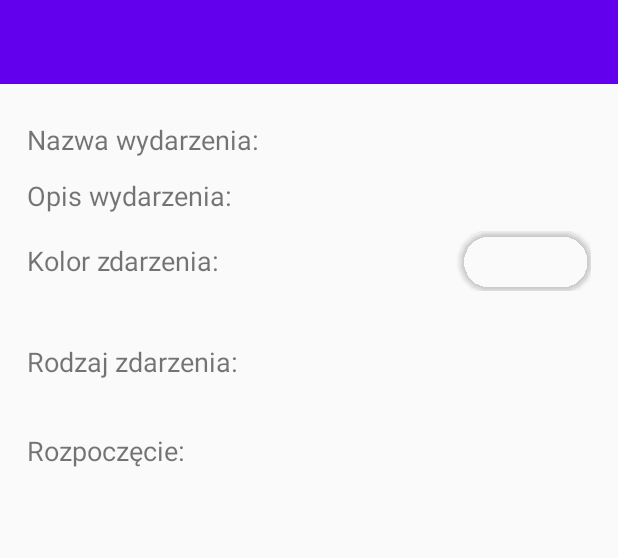
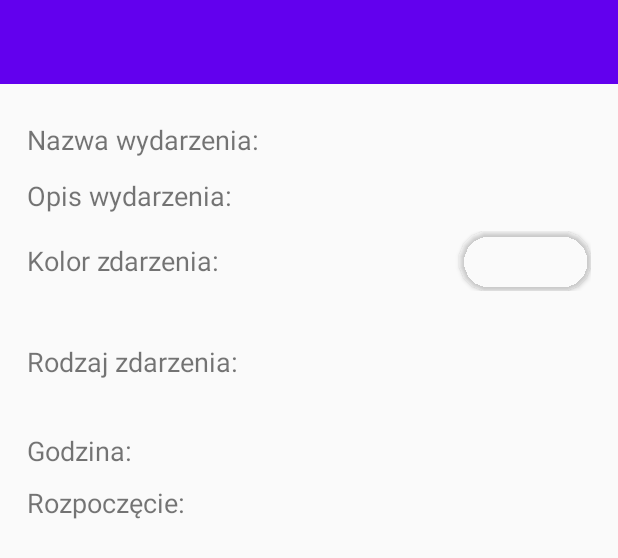
Before and after one commit to krzysztofrutana/Przypominajka, an Android app: the layout activity_event_details.xml on its own in the app's theme, with its tools: preview values and no code run, on a phone screen of 412 x 824 dp. Shown: the top 558 px of the screen. Run offline under Robolectric (Android 15) with nearby library versions, the phone set to English and light mode, and no system bars.

Commit message:
Add information about event time in layout and in event class.

```diff
--- a/app/src/main/res/layout/activity_event_details.xml
+++ b/app/src/main/res/layout/activity_event_details.xml
@@ -182,6 +182,35 @@
 
             </LinearLayout>
 
+            <LinearLayout
+                android:layout_width="match_parent"
+                android:layout_height="wrap_content"
+                android:orientation="horizontal"
+                android:layout_marginTop="10dp">
+
+                <TextView
+                    android:layout_width="wrap_content"
+                    android:layout_height="wrap_content"
+                    android:layout_gravity="center_vertical|center_horizontal"
+                    android:text="@string/time_word"
+                    android:textSize="18sp" />
+
+                <androidx.constraintlayout.widget.ConstraintLayout
+                    android:layout_width="match_parent"
+                    android:layout_height="wrap_content">
+
+                    <TextView
+                        android:id="@+id/textViewEventTime"
+                        android:layout_width="wrap_content"
+                        android:layout_height="wrap_content"
+                        android:layout_weight="1"
+                        android:textSize="18sp"
+                        app:layout_constraintEnd_toEndOf="parent"
+                        android:gravity="end"
+                        tools:ignore="MissingConstraints" />
+                </androidx.constraintlayout.widget.ConstraintLayout>
+
+            </LinearLayout>
 
             <LinearLayout
                 android:layout_width="match_parent"
@@ -207,10 +236,12 @@
                         android:layout_weight="1"
                         android:textSize="18sp"
                         app:layout_constraintEnd_toEndOf="parent"
-                        android:gravity="end" />
+                        android:gravity="end"
+                        tools:ignore="MissingConstraints" />
                 </androidx.constraintlayout.widget.ConstraintLayout>
 
             </LinearLayout>
+
         </LinearLayout>
 
     </LinearLayout>
```
Also changed, not shown: app/src/main/java/com/example/przypominajka/activities/EventDetailsActivity.java (+32 -16 lines), app/src/main/java/com/example/przypominajka/models/Event.java (+41 -19 lines).
